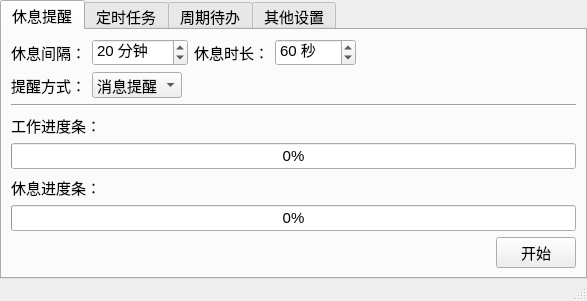
The window that main.ui (songquanpeng/personal-assistant) describes before a commit, drawn with Qt 5.
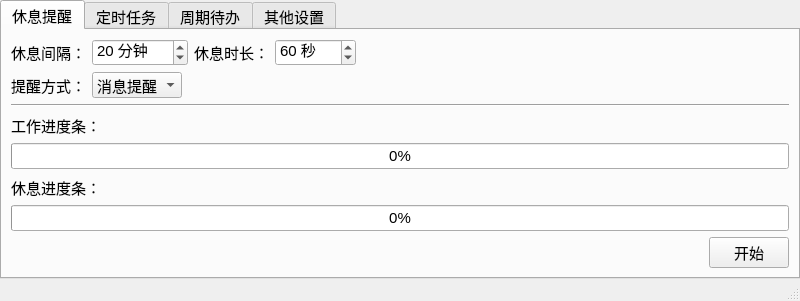
The same window after the commit.

Commit message: Adjust window size

Patch:
```diff
--- a/main.ui
+++ b/main.ui
@@ -6,7 +6,7 @@
    <rect>
     <x>0</x>
     <y>0</y>
-    <width>587</width>
+    <width>800</width>
     <height>296</height>
    </rect>
   </property>
@@ -42,7 +42,7 @@
     <item row="0" column="0">
      <widget class="QTabWidget" name="tabWidget">
       <property name="sizePolicy">
-       <sizepolicy hsizetype="Minimum" vsizetype="Expanding">
+       <sizepolicy hsizetype="Expanding" vsizetype="Expanding">
         <horstretch>0</horstretch>
         <verstretch>0</verstretch>
        </sizepolicy>
```
The commit also changes 1 other file.
